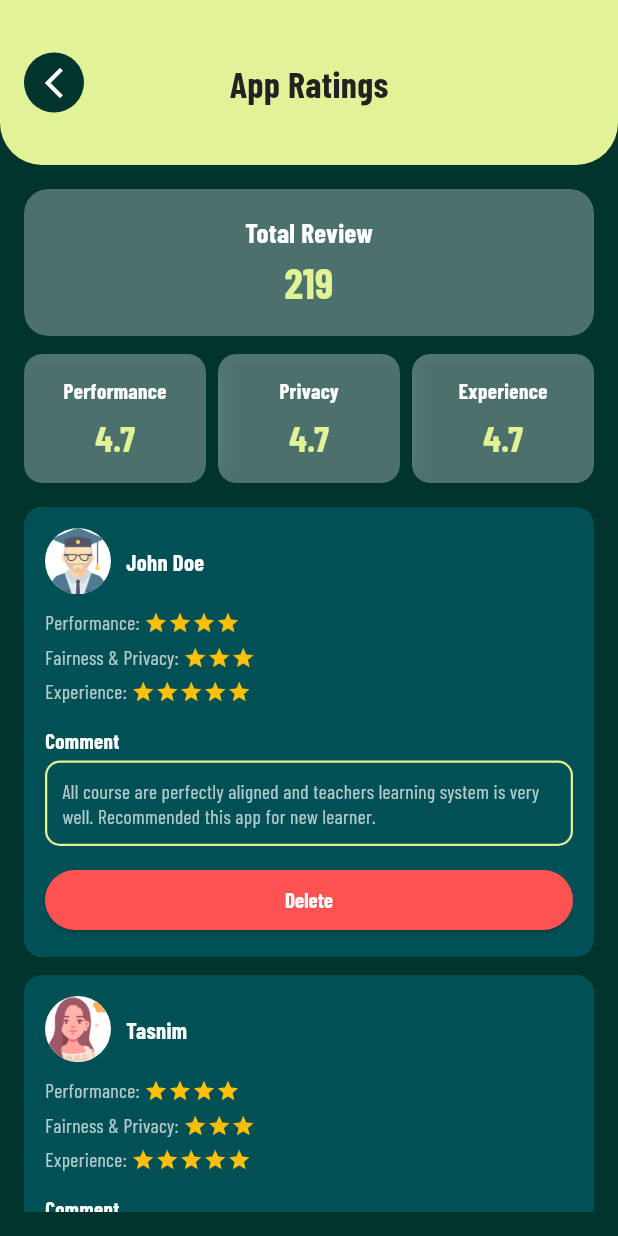
After one commit to hamim5264/qnect_quiz_crafter, a Flutter app: the AppRatingsScreen screen opened by its route, on a phone screen of 412 x 824 dp. The commit adds this screen. Run offline on Flutter 3.47's test engine with Material 3 defaults, Android fonts, the light colour scheme and no system bars; our stand-ins replace carousel_slider, cloud_firestore, connectivity_plus, equatable, firebase_auth, firebase_core and 11 more; accounts and stored records are empty; network calls fail.

Commit message:
App ratings screen and developer info screen added.

```diff
--- a/lib/app/router.dart
+++ b/lib/app/router.dart
@@ -1,14 +1,22 @@
 import 'package:go_router/go_router.dart';
+import 'package:qnect_quiz_crafter/common/screens/dev_info_screen.dart';
+import 'package:qnect_quiz_crafter/features/admin/presentation/app_ratings/app_ratings_screen.dart';
 import 'package:qnect_quiz_crafter/features/admin/presentation/dashboard/admin_dashboard_home_screen.dart';
+import 'package:qnect_quiz_crafter/features/admin/presentation/feedback/feedback_screen.dart';
 import 'package:qnect_quiz_crafter/features/admin/presentation/guest_home_screen.dart';
 import 'package:qnect_quiz_crafter/features/admin/presentation/teacher_home_screen.dart';
 import 'package:qnect_quiz_crafter/features/auth/presentation/verification/verify_otp_screen.dart';
 
 import '../common/gates/startup_gate.dart';
+import '../common/screens/edit_profile/edit_profile_screen.dart';
 import '../common/screens/guidelines_screen.dart';
 import '../common/screens/need_help_screen.dart';
 import '../common/screens/no_internet_screen.dart';
 import '../features/admin/presentation/admin_profile/admin_profile_screen.dart';
+import '../features/admin/presentation/certificates/certificates_screen.dart';
+import '../features/admin/presentation/certificates/generated_certificates_screen.dart';
+import '../features/admin/presentation/certificates/templates_screen.dart';
+import '../features/admin/presentation/invoice/invoice_screen.dart';
 import '../features/admin/presentation/manage_users/manage_users_screen.dart';
 import '../features/admin/presentation/teacher_sells_report/teacher_sells_report_screen.dart';
 import '../features/admin/presentation/user_details/user_details_screen.dart';
@@ -48,6 +56,11 @@ final router = GoRouter(
       path: '/guidelines',
       name: 'guidelines',
       builder: (context, state) => const GuidelinesScreen(),
+    ),
+    GoRoute(
+      path: '/developer-info',
+      name: 'developerInfo',
+      builder: (_, __) => const DevInfoScreen(),
     ),
 
     /// Auth Screens Routing
@@ -130,5 +143,46 @@ final router = GoRouter(
       name: 'adminProfile',
       builder: (context, state) => const AdminProfileScreen(),
     ),
+    GoRoute(
+      path: '/edit-profile/:role',
+      name: 'editProfile',
+      builder: (context, state) {
+        final role = state.pathParameters['role'] ?? 'admin';
+        return EditProfileScreen(role: role);
+      },
+    ),
+    GoRoute(
+      path: '/certificates',
+      name: 'certificates',
+      builder: (context, state) => const CertificatesScreen(),
+    ),
+    GoRoute(
+      path: '/certificate-templates',
+      name: 'certificateTemplates',
+      builder: (context, state) => const CertificateTemplatesScreen(),
+    ),
+    GoRoute(
+      name: 'generatedCertificates',
+      path: '/generated-certificates',
+      builder: (context, state) {
+        final data = state.extra as List<Map<String, String>>?;
+        return GeneratedCertificatesScreen(certificates: data);
+      },
+    ),
+    GoRoute(
+      path: '/invoice',
+      name: 'invoice',
+      builder: (context, state) => const InvoiceScreen(),
+    ),
+    GoRoute(
+      path: '/course-feedback',
+      name: 'courseFeedback',
+      builder: (context, state) => const FeedbackScreen(),
+    ),
+    GoRoute(
+      path: '/app-ratings',
+      name: 'appRatings',
+      builder: (context, state) => const AppRatingsScreen(),
+    ),
   ],
 );
--- /dev/null
+++ b/lib/features/admin/presentation/app_ratings/app_ratings_screen.dart
@@ -0,0 +1,72 @@
+import 'package:flutter/material.dart';
+import '../../../../../common/widgets/common_rounded_app_bar.dart';
+import '../../../../../ui/design_system/tokens/colors.dart';
+import 'widgets/ratings_summary_box.dart';
+import 'widgets/ratings_card.dart';
+
+class AppRatingsScreen extends StatelessWidget {
+  const AppRatingsScreen({super.key});
+
+  @override
+  Widget build(BuildContext context) {
+    final ratings = [
+      {
+        'name': 'John Doe',
+        'avatar': 'assets/images/admin/sample_teacher.png',
+        'performance': 4,
+        'privacy': 3,
+        'experience': 5,
+        'comment':
+            'All course are perfectly aligned and teachers learning system is very well. Recommended this app for new learner.',
+      },
+      {
+        'name': 'Tasnim',
+        'avatar': 'assets/images/admin/sample_teacher3.png',
+        'performance': 4,
+        'privacy': 3,
+        'experience': 5,
+        'comment':
+            'All course are perfectly aligned and teachers learning system is very well. Recommended this app for new learner.',
+      },
+    ];
+
+    return Scaffold(
+      backgroundColor: AppColors.primaryDark,
+      appBar: const CommonRoundedAppBar(title: 'App Ratings'),
+      body: SafeArea(
+        child: Padding(
+          padding: const EdgeInsets.all(16),
+          child: Column(
+            children: [
+              const RatingsSummaryBox(
+                total: 219,
+                performanceAvg: 4.7,
+                privacyAvg: 4.7,
+                experienceAvg: 4.7,
+              ),
+              const SizedBox(height: 16),
+
+              Expanded(
+                child: ListView.separated(
+                  itemCount: ratings.length,
+                  separatorBuilder: (_, __) => const SizedBox(height: 12),
+                  itemBuilder: (_, index) {
+                    final item = ratings[index];
+                    return RatingsCard(
+                      name: item['name'] as String,
+                      avatar: item['avatar'] as String,
+                      performance: item['performance'] as int,
+                      privacy: item['privacy'] as int,
+                      experience: item['experience'] as int,
+                      comment: item['comment'] as String,
+                    );
+                  },
+                ),
+              ),
+            ],
+          ),
+        ),
+      ),
+    );
+  }
+}
--- /dev/null
+++ b/lib/features/admin/presentation/app_ratings/widgets/ratings_card.dart
@@ -0,0 +1,151 @@
+import 'package:flutter/cupertino.dart';
+import 'package:flutter/material.dart';
+import '../../../../../common/widgets/action_feedback_dialog.dart';
+import '../../../../../ui/design_system/tokens/colors.dart';
+import '../../../../../ui/design_system/tokens/typography.dart';
+
+class RatingsCard extends StatelessWidget {
+  final String name;
+  final String avatar;
+  final int performance;
+  final int privacy;
+  final int experience;
+  final String comment;
+
+  const RatingsCard({
+    super.key,
+    required this.name,
+    required this.avatar,
+    required this.performance,
+    required this.privacy,
+    required this.experience,
+    required this.comment,
+  });
+
+  @override
+  Widget build(BuildContext context) {
+    return Container(
+      padding: const EdgeInsets.all(14),
+      decoration: BoxDecoration(
+        color: AppColors.primaryLight,
+        borderRadius: BorderRadius.circular(12),
+      ),
+      child: Column(
+        crossAxisAlignment: CrossAxisAlignment.start,
+        children: [
+          Row(
+            children: [
+              CircleAvatar(
+                backgroundColor: Colors.white,
+                radius: 22,
+                backgroundImage: AssetImage(avatar),
+              ),
+              const SizedBox(width: 10),
+              Text(
+                name,
+                style: const TextStyle(
+                  fontFamily: AppTypography.family,
+                  fontWeight: FontWeight.bold,
+                  fontSize: 15,
+                  color: Colors.white,
+                ),
+              ),
+            ],
+          ),
+          const SizedBox(height: 10),
+
+          _ratingRow('Performance', performance),
+          _ratingRow('Fairness & Privacy', privacy),
+          _ratingRow('Experience', experience),
+
+          const SizedBox(height: 8),
+
+          const Text(
+            'Comment',
+            style: TextStyle(
+              fontFamily: AppTypography.family,
+              color: Colors.white,
+              fontWeight: FontWeight.bold,
+              fontSize: 14,
+            ),
+          ),
+          const SizedBox(height: 4),
+          Container(
+            width: double.infinity,
+            padding: const EdgeInsets.all(10),
+            decoration: BoxDecoration(
+              border: Border.all(color: AppColors.secondaryDark, width: 1.5),
+              borderRadius: BorderRadius.circular(10),
+            ),
+            child: Text(
+              comment,
+              style: const TextStyle(
+                fontFamily: AppTypography.family,
+                fontSize: 13,
+                color: Colors.white70,
+                height: 1.3,
+              ),
+            ),
+          ),
+          const SizedBox(height: 12),
+
+          SizedBox(
+            width: double.infinity,
+            child: ElevatedButton(
+              onPressed:
+                  () => showDialog(
+                    context: context,
+                    builder:
+                        (_) => ActionFeedbackDialog(
+                          icon: CupertinoIcons.trash,
+                          title: 'Delete Rating?',
+                          subtitle:
+                              'Are you sure you want to delete this rating permanently?',
+                          buttonText: 'Confirm Delete',
+                          onPressed: () => Navigator.pop(context),
+                        ),
+                  ),
+              style: ElevatedButton.styleFrom(
+                backgroundColor: Colors.redAccent,
+                padding: const EdgeInsets.symmetric(vertical: 10),
+                shape: RoundedRectangleBorder(
+                  borderRadius: BorderRadius.circular(20),
+                ),
+              ),
+              child: const Text(
+                'Delete',
+                style: TextStyle(
+                  fontFamily: AppTypography.family,
+                  color: Colors.white,
+                  fontSize: 14,
+                ),
+              ),
+            ),
+          ),
+        ],
+      ),
+    );
+  }
+
+  Widget _ratingRow(String title, int stars) {
+    return Padding(
+      padding: const EdgeInsets.only(bottom: 4),
+      child: Row(
+        children: [
+          Text(
+            '$title: ',
+            style: const TextStyle(
+              fontFamily: AppTypography.family,
+              color: Colors.white70,
+              fontSize: 13,
+            ),
+          ),
+          ...List.generate(
+            stars,
+            (index) => const Icon(Icons.star, color: Colors.amber, size: 16),
+          ),
+        ],
+      ),
+    );
+  }
+}
--- /dev/null
+++ b/lib/features/admin/presentation/app_ratings/widgets/ratings_summary_box.dart
@@ -0,0 +1,113 @@
+import 'dart:ui';
+import 'package:flutter/material.dart';
+import '../../../../../ui/design_system/tokens/colors.dart';
+import '../../../../../ui/design_system/tokens/typography.dart';
+
+class RatingsSummaryBox extends StatelessWidget {
+  final int total;
+  final double performanceAvg;
+  final double privacyAvg;
+  final double experienceAvg;
+
+  const RatingsSummaryBox({
+    super.key,
+    required this.total,
+    required this.performanceAvg,
+    required this.privacyAvg,
+    required this.experienceAvg,
+  });
+
+  @override
+  Widget build(BuildContext context) {
+    return Column(
+      children: [
+        ClipRRect(
+          borderRadius: BorderRadius.circular(16),
+          child: BackdropFilter(
+            filter: ImageFilter.blur(sigmaX: 10, sigmaY: 10),
+            child: Container(
+              width: double.infinity,
+              padding: const EdgeInsets.symmetric(vertical: 16),
+              decoration: BoxDecoration(
+                color: AppColors.white.withValues(alpha: 0.3),
+                borderRadius: BorderRadius.circular(16),
+              ),
+              child: Column(
+                children: [
+                  const Text(
+                    'Total Review',
+                    style: TextStyle(
+                      fontFamily: AppTypography.family,
+                      color: Colors.white,
+                      fontWeight: FontWeight.bold,
+                      fontSize: 18,
+                    ),
+                  ),
+                  Text(
+                    '$total',
+                    style: const TextStyle(
+                      fontFamily: AppTypography.family,
+                      fontSize: 28,
+                      fontWeight: FontWeight.bold,
+                      color: AppColors.secondaryDark,
+                    ),
+                  ),
+                ],
+              ),
+            ),
+          ),
+        ),
+        const SizedBox(height: 12),
+
+        Row(
+          children: [
+            Expanded(child: _avgBox('Performance', performanceAvg)),
+            const SizedBox(width: 8),
+            Expanded(child: _avgBox('Privacy', privacyAvg)),
+            const SizedBox(width: 8),
+            Expanded(child: _avgBox('Experience', experienceAvg)),
+          ],
+        ),
+      ],
+    );
+  }
+
+  Widget _avgBox(String title, double avg) {
+    return ClipRRect(
+      borderRadius: BorderRadius.circular(12),
+      child: BackdropFilter(
+        filter: ImageFilter.blur(sigmaX: 10, sigmaY: 10),
+        child: Container(
+          padding: const EdgeInsets.symmetric(vertical: 14),
+          decoration: BoxDecoration(
+            color: AppColors.white.withValues(alpha: 0.3),
+            borderRadius: BorderRadius.circular(12),
+          ),
+          child: Column(
+            children: [
+              Text(
+                title,
+                style: const TextStyle(
+                  fontFamily: AppTypography.family,
+                  fontSize: 14,
+                  color: Colors.white,
+                  fontWeight: FontWeight.bold,
+                ),
+              ),
+              const SizedBox(height: 4),
+              Text(
+                avg.toStringAsFixed(1),
+                style: const TextStyle(
+                  fontFamily: AppTypography.family,
+                  fontWeight: FontWeight.bold,
+                  fontSize: 24,
+                  color: AppColors.secondaryDark,
+                ),
+              ),
+            ],
+          ),
+        ),
+      ),
+    );
+  }
+}
--- a/lib/features/admin/presentation/feedback/widgets/feedback_card.dart
+++ b/lib/features/admin/presentation/feedback/widgets/feedback_card.dart
@@ -109,7 +109,7 @@ class FeedbackCard extends StatelessWidget {
                     borderRadius: BorderRadius.circular(20),
                   ),
                   child: Text(
-                    'Avg. Performance: $average',
+                    'Average: $average',
                     style: const TextStyle(
                       fontFamily: AppTypography.family,
                       color: Colors.white,
--- a/pubspec.yaml
+++ b/pubspec.yaml
@@ -86,6 +86,7 @@ flutter:
     - assets/images/auth/
     - assets/images/admin/
     - assets/images/certificates/
+    - assets/images/company/
     - .env
 
   # An image asset can refer to one or more resolution-specific "variants", see
```
Also changed, not shown: lib/common/screens/dev_info_screen.dart (added, +75 -0 lines), lib/common/widgets/collapsible_info_card.dart (added, +148 -0 lines), lib/features/admin/presentation/admin_profile/admin_profile_screen.dart (+12 -6 lines), assets/images/company/designer.png (added), assets/images/company/dev_engine.png (added), assets/images/company/developer.png (added).
